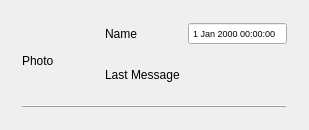
Above: VKMessenger/VKMessenger/dialoginfo.ui from petrenko-alex/vk-messenger before the change. Below: the same form after it.
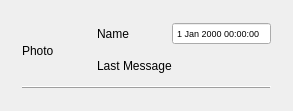
That is the form after the change.

Commit message: Изменен конструктор класса DialogInfo: добавлены настройки виджета.

The edit to the form file:
```diff
--- a/VKMessenger/VKMessenger/dialoginfo.ui
+++ b/VKMessenger/VKMessenger/dialoginfo.ui
@@ -6,8 +6,8 @@
    <rect>
     <x>0</x>
     <y>0</y>
-    <width>309</width>
-    <height>130</height>
+    <width>293</width>
+    <height>111</height>
    </rect>
   </property>
   <property name="windowTitle">
@@ -61,19 +61,6 @@
         </property>
        </widget>
       </item>
-      <item row="1" column="1">
-       <widget class="QLabel" name="lastMessage">
-        <property name="sizePolicy">
-         <sizepolicy hsizetype="Preferred" vsizetype="Preferred">
-          <horstretch>0</horstretch>
-          <verstretch>0</verstretch>
-         </sizepolicy>
-        </property>
-        <property name="text">
-         <string>Last Message</string>
-        </property>
-       </widget>
-      </item>
       <item row="2" column="0" colspan="3">
        <widget class="Line" name="line_2">
         <property name="frameShadow">
@@ -84,6 +71,19 @@
         </property>
        </widget>
       </item>
+      <item row="1" column="1" colspan="2">
+       <widget class="QLabel" name="lastMessage">
+        <property name="sizePolicy">
+         <sizepolicy hsizetype="Preferred" vsizetype="Preferred">
+          <horstretch>0</horstretch>
+          <verstretch>0</verstretch>
+         </sizepolicy>
+        </property>
+        <property name="text">
+         <string>Last Message</string>
+        </property>
+       </widget>
+      </item>
      </layout>
     </widget>
    </item>
```
The commit also changes 2 other files.
